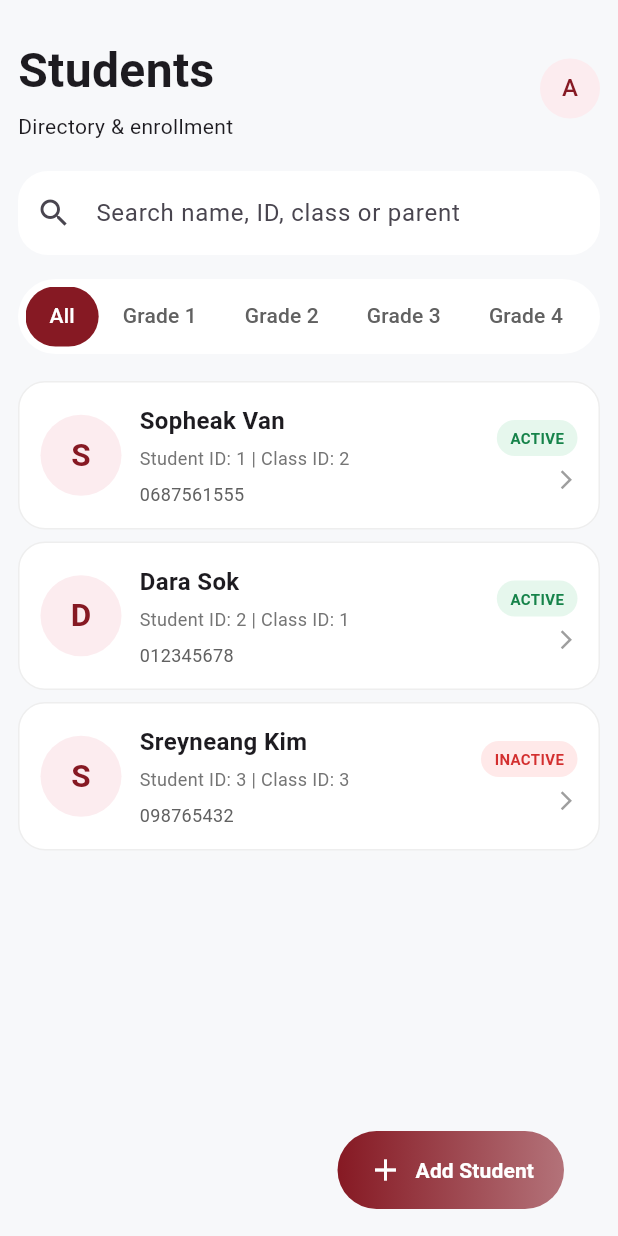
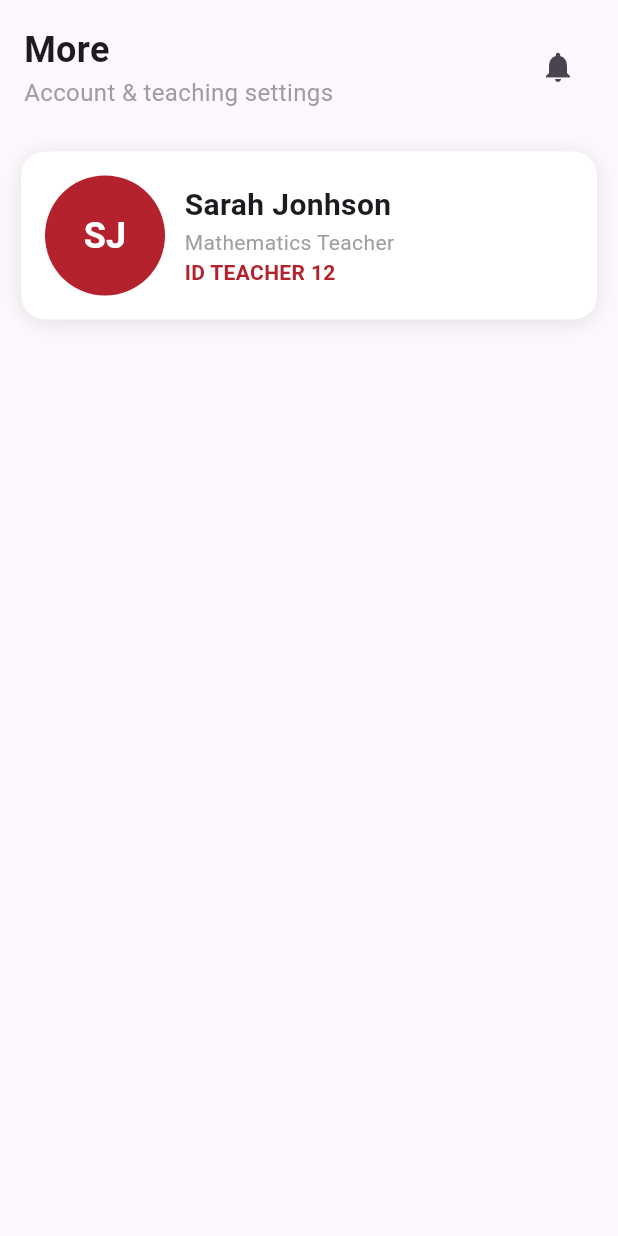
Before and after one commit to EduManageTeam/edu_admin_app, a Flutter app: the screen it shows after launch, on a phone screen of 412 x 824 dp. Run offline on Flutter 3.47's test engine with Material 3 defaults, Android fonts, the phone set to English and light mode, and no system bars.

Commit message:
profile screen commit

```diff
--- /dev/null
+++ b/lib/feature/profile_screen/view/profile_screen.dart
@@ -0,0 +1,107 @@
+import 'package:flutter/material.dart';
+
+class ProfileScreen extends StatefulWidget {
+  const ProfileScreen({super.key});
+
+  @override
+  State<ProfileScreen> createState() => _ProfileScreenState();
+}
+
+class _ProfileScreenState extends State<ProfileScreen> {
+  @override
+  Widget build(BuildContext context) {
+    return Scaffold(
+      body: Column(
+        children: [
+          _profileHeader('More', 'Account & teaching settings', () {}),
+          SizedBox(height: 12),
+          _profileCard(),
+        ],
+      ),
+    );
+  }
+
+  Widget _profileHeader(String title, String subTitle, Function onTap) {
+    return Container(
+      padding: EdgeInsets.all(16),
+      child: Row(
+        mainAxisAlignment: MainAxisAlignment.spaceBetween,
+        children: [
+          Column(
+            crossAxisAlignment: CrossAxisAlignment.start,
+            children: [
+              Text(
+                title,
+                style: TextStyle(fontSize: 24, fontWeight: FontWeight.bold),
+              ),
+              Text(
+                subTitle,
+                style: TextStyle(fontSize: 16, color: Colors.grey),
+              ),
+            ],
+          ),
+          IconButton(onPressed: () => onTap, icon: Icon(Icons.notifications)),
+        ],
+      ),
+    );
+  }
+
+  Widget _profileCard() {
+    return Padding(
+      padding: const EdgeInsets.only(left: 14, right: 14),
+      child: Container(
+        padding: EdgeInsets.all(16),
+        decoration: BoxDecoration(
+          color: Colors.white,
+          borderRadius: BorderRadius.circular(16),
+          boxShadow: [
+            BoxShadow(
+              color: Colors.grey.shade300,
+              offset: Offset(0, 2),
+              blurRadius: 12,
+            ),
+          ],
+        ),
+        child: Row(
+          children: [
+            CircleAvatar(
+              radius: 40,
+              backgroundColor: Color(0xffB4232D),
+              child: Text(
+                'SJ',
+                style: TextStyle(
+                  color: Colors.white,
+                  fontSize: 24,
+                  fontWeight: FontWeight.bold,
+                ),
+              ),
+            ),
+            SizedBox(width: 13),
+            Column(
+              crossAxisAlignment: CrossAxisAlignment.start,
+              children: [
+                Text(
+                  'Sarah Jonhson',
+                  style: TextStyle(fontSize: 20, fontWeight: FontWeight.bold),
+                ),
+                SizedBox(width: 14),
+                Text(
+                  'Mathematics Teacher',
+                  style: TextStyle(color: Colors.grey),
+                ),
+                SizedBox(width: 14),
+                Text(
+                  'ID TEACHER 12',
+                  style: TextStyle(
+                    fontWeight: FontWeight.w700,
+                    color: Color(0xffB4232D),
+                  ),
+                ),
+              ],
+            ),
+          ],
+        ),
+      ),
+    );
+  }
+}
--- a/lib/feature/student_screen/view/student_profile_screen.dart
+++ b/lib/feature/student_screen/view/student_profile_screen.dart
@@ -1,15 +1,11 @@
-
-import 'package:edu_admin/model/color_system.dart';
+// import 'package:edu_admin/model/color_system.dart';
 import 'package:edu_admin/feature/student_screen/model/student_model.dart';
 import 'package:flutter/material.dart';
 
 class StudentProfileScreen extends StatelessWidget {
   final StudentModel student;
 
-  const StudentProfileScreen({
-    super.key,
-    required this.student,
-  });
+  const StudentProfileScreen({super.key, required this.student});
 
   @override
   Widget build(BuildContext context) {
@@ -28,9 +24,7 @@ class StudentProfileScreen extends StatelessWidget {
             fontWeight: FontWeight.bold,
           ),
         ),
-        iconTheme: const IconThemeData(
-          color: Color(0xFF202939),
-        ),
+        iconTheme: const IconThemeData(color: Color(0xFF202939)),
       ),
       body: SingleChildScrollView(
         padding: const EdgeInsets.all(16),
@@ -49,16 +43,16 @@ class StudentProfileScreen extends StatelessWidget {
                 children: [
                   CircleAvatar(
                     radius: 48,
-                    backgroundColor: ColorSystem.lnk.withOpacity(0.12),
+                    // backgroundColor: ColorSystem.lnk.withOpacity(0.12),
                     backgroundImage:
                         student.photo != null && student.photo!.isNotEmpty
-                            ? NetworkImage(student.photo!)
-                            : null,
+                        ? NetworkImage(student.photo!)
+                        : null,
                     child: student.photo == null || student.photo!.isEmpty
                         ? Icon(
                             Icons.person,
                             size: 52,
-                            color: ColorSystem.lnk,
+                            // color: ColorSystem.lnk,
                           )
                         : null,
                   ),
@@ -75,9 +69,7 @@ class StudentProfileScreen extends StatelessWidget {
                   const SizedBox(height: 6),
                   Text(
                     'Student ID: ${student.id}',
-                    style: TextStyle(
-                      color: Colors.grey.shade600,
-                    ),
+                    style: TextStyle(color: Colors.grey.shade600),
                   ),
                   const SizedBox(height: 14),
                   Container(
@@ -111,16 +103,8 @@ class StudentProfileScreen extends StatelessWidget {
             _sectionTitle('Personal Information'),
             const SizedBox(height: 12),
             _infoCard([
-              _infoRow(
-                Icons.person_outline,
-                'Full Name',
-                student.name,
-              ),
-              _infoRow(
-                Icons.wc_outlined,
-                'Gender',
-                student.gender,
-              ),
+              _infoRow(Icons.person_outline, 'Full Name', student.name),
+              _infoRow(Icons.wc_outlined, 'Gender', student.gender),
               _infoRow(
                 Icons.cake_outlined,
                 'Date of Birth',
@@ -134,11 +118,7 @@ class StudentProfileScreen extends StatelessWidget {
             _sectionTitle('Contact Information'),
             const SizedBox(height: 12),
             _infoCard([
-              _infoRow(
-                Icons.phone_outlined,
-                'Phone Number',
-                student.phone,
-              ),
+              _infoRow(Icons.phone_outlined, 'Phone Number', student.phone),
               _infoRow(
                 Icons.location_on_outlined,
                 'Address',
@@ -216,13 +196,13 @@ class StudentProfileScreen extends StatelessWidget {
               Container(
                 padding: const EdgeInsets.all(9),
                 decoration: BoxDecoration(
-                  color: ColorSystem.lnk.withOpacity(0.10),
+                  // color: ColorSystem.lnk.withOpacity(0.10),
                   borderRadius: BorderRadius.circular(10),
                 ),
                 child: Icon(
                   icon,
                   size: 20,
-                  color: ColorSystem.lnk,
+                  // color: ColorSystem.lnk,
                 ),
               ),
               const SizedBox(width: 12),
@@ -253,10 +233,7 @@ class StudentProfileScreen extends StatelessWidget {
           ),
           if (!isLast) ...[
             const SizedBox(height: 14),
-            Divider(
-              height: 1,
-              color: Colors.grey.shade200,
-            ),
+            Divider(height: 1, color: Colors.grey.shade200),
           ],
         ],
       ),
--- a/lib/feature/student_screen/view/student_screen.dart
+++ b/lib/feature/student_screen/view/student_screen.dart
@@ -1,6 +1,6 @@
 import 'package:edu_admin/feature/student_screen/view/student_profile_screen.dart';
 import 'package:flutter/material.dart';
-import 'package:edu_admin/model/color_system.dart';
+// import 'package:edu_admin/model/color_system.dart';
 import 'package:edu_admin/feature/student_screen/model/student_model.dart';
 
 class StudentScreen extends StatefulWidget {
@@ -105,10 +105,10 @@ class _StudentScreenState extends State<StudentScreen> {
                       ],
                     ),
                     CircleAvatar(
-                      backgroundColor: ColorSystem.light,
+                      // backgroundColor: ColorSystem.light,
                       child: Text(
                         'A',
-                        style: TextStyle(color: ColorSystem.dark),
+                        // style: TextStyle(color: ColorSystem.dark),
                       ),
                     ),
                   ],
@@ -150,7 +150,7 @@ class _StudentScreenState extends State<StudentScreen> {
                     dividerColor: Colors.transparent,
                     indicatorSize: TabBarIndicatorSize.tab,
                     indicator: BoxDecoration(
-                      color: ColorSystem.dark,
+                      // color: ColorSystem.dark,
                       borderRadius: BorderRadius.circular(25),
                     ),
                     labelColor: Colors.white,
@@ -198,9 +198,9 @@ class _StudentScreenState extends State<StudentScreen> {
           label: Container(
             padding: const EdgeInsets.symmetric(horizontal: 20, vertical: 14),
             decoration: BoxDecoration(
-              gradient: LinearGradient(
-                colors: [ColorSystem.dark, ColorSystem.dark.withOpacity(0.6)],
-              ),
+              // gradient: LinearGradient(
+              // colors: [ColorSystem.dark, ColorSystem.dark.withOpacity(0.6)],
+              // ),
               borderRadius: BorderRadius.circular(30),
             ),
             child: const Row(
@@ -229,11 +229,11 @@ class _StudentScreenState extends State<StudentScreen> {
         child: Column(
           mainAxisSize: MainAxisSize.min,
           children: [
-            Icon(Icons.school_outlined, size: 55, color: ColorSystem.warning),
+            // Icon(Icons.school_outlined, size: 55, color: ColorSystem.warning),
             const SizedBox(height: 12),
             Text(
               'No students found',
-              style: TextStyle(color: ColorSystem.warning),
+              // style: TextStyle(color: ColorSystem.warning),
             ),
           ],
         ),
@@ -269,11 +269,11 @@ class _StudentScreenState extends State<StudentScreen> {
               children: [
                 CircleAvatar(
                   radius: 27,
-                  backgroundColor: ColorSystem.light,
+                  // backgroundColor: ColorSystem.light,
                   child: Text(
                     student.name.isEmpty ? '?' : student.name[0].toUpperCase(),
                     style: TextStyle(
-                      color: ColorSystem.dark,
+                      // color: ColorSystem.dark,
                       fontSize: 21,
                       fontWeight: FontWeight.bold,
                     ),
--- a/lib/main.dart
+++ b/lib/main.dart
@@ -1,7 +1,8 @@
+import 'package:edu_admin/feature/profile_screen/view/profile_screen.dart';
 import 'package:edu_admin/feature/student_screen/view/student_screen.dart';
 import 'package:flutter/material.dart';
 
-void main(){
+void main() {
   runApp(MyApp());
 }
 
@@ -11,7 +12,7 @@ class MyApp extends StatelessWidget {
   @override
   Widget build(BuildContext context) {
     return MaterialApp(
-      home: StudentScreen(),
+      home: ProfileScreen(),
       debugShowCheckedModeBanner: false,
     );
   }
--- a/lib/model/color_system.dart
+++ /dev/null
@@ -1,16 +0,0 @@
-import 'package:flutter/painting.dart';
-
-class ColorSystem {
-  static final primary = Color(0xffB4232D);
-  static final dark = Color(0xff861923);
-  static final light = Color(0xffFCECEF);
-  static final appBG = Color(0xffF5F7FA);
-  static final surface = Color(0xffFFFFFF);
-  static final lnk = Color(0xff1D2939);
-  static final muted = Color(0xff667085);
-  static final success = Color(0xff027A48);
-  static final warning = Color(0xffB54708);
-  static final border = Color(0xffE4E7EC);
-  static final danger  = Color(0xffB42318);
-  static final info = Color(0xff175CD3);
-}
```
